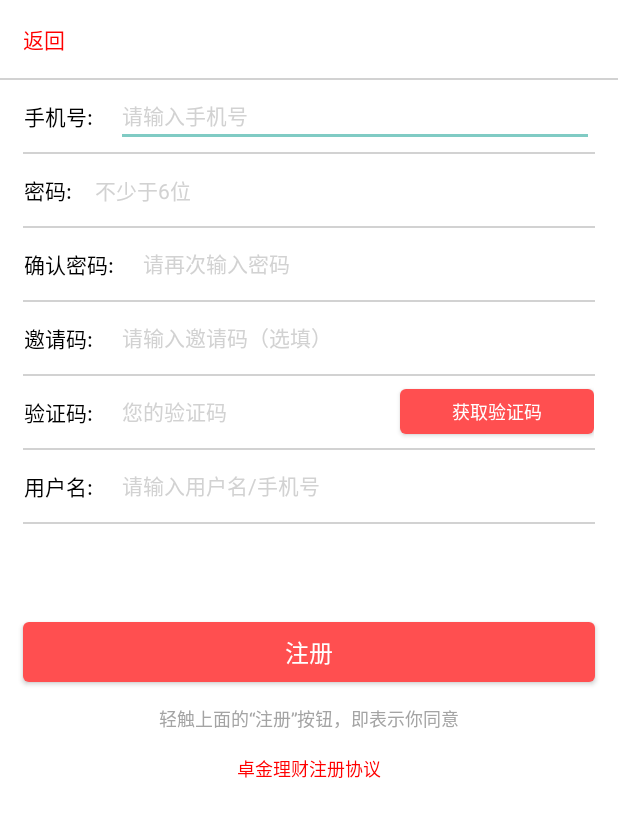
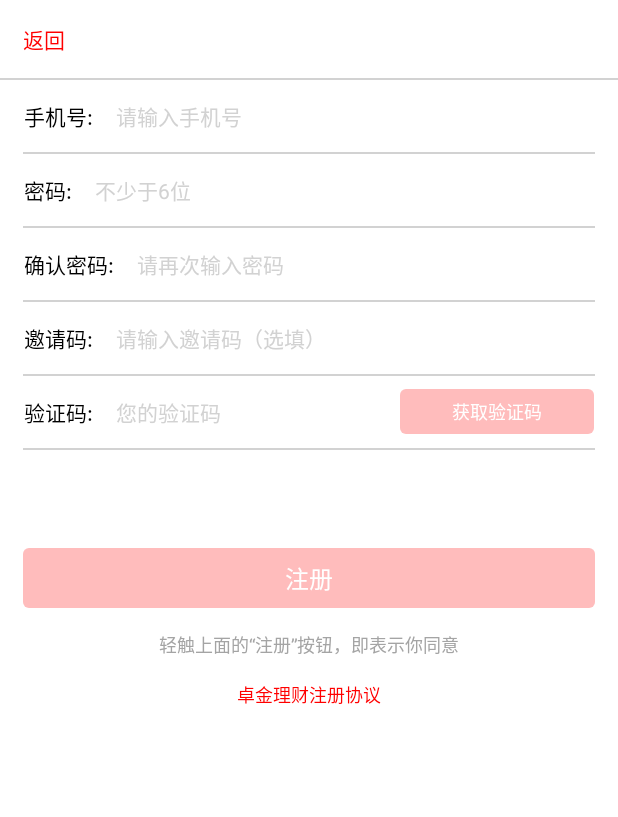
Before and after one commit to sunjingming/zjlc, an Android app: the Register screen opened directly, with no data from a screen before it, on a phone screen of 412 x 824 dp. Shown: the top 817 px of the screen. Run offline under Robolectric (Android 15) with nearby library versions, the phone set to English and light mode, and no system bars; our stand-ins replace CircleImageView; network calls fail.

Commit message:
注册界面初始布局

```diff
--- a/app/src/main/AndroidManifest.xml
+++ b/app/src/main/AndroidManifest.xml
@@ -16,12 +16,19 @@
         android:label="@string/app_name"
         android:supportsRtl="true"
         android:theme="@style/Theme.AppCompat.NoActionBar">
-        <activity android:name=".MainActivity" />
-        <activity android:name=".activity.SplashActivity">
+        <activity android:name=".MainActivity" >
+
             <intent-filter>
                 <action android:name="android.intent.action.MAIN" />
 
                 <category android:name="android.intent.category.LAUNCHER" />
+            </intent-filter>
+        </activity>
+        <activity android:name=".activity.SplashActivity">
+            <intent-filter>
+                <action android:name="android.intent.action.VIEW" />
+
+                <category android:name="android.intent.category.DEFAULT" />
             </intent-filter>
         </activity>
         <activity android:name=".activity.GuideActivity" />
--- a/app/src/main/java/com/example/administrator/zjlc/login/Register.java
+++ b/app/src/main/java/com/example/administrator/zjlc/login/Register.java
@@ -1,15 +1,88 @@
 package com.example.administrator.zjlc.login;
 
+import android.os.Bundle;
 import android.support.v7.app.AppCompatActivity;
-import android.os.Bundle;
+import android.text.Editable;
+import android.text.TextWatcher;
+import android.view.View;
+import android.widget.Button;
+import android.widget.EditText;
+import android.widget.LinearLayout;
+import android.widget.TextView;
 
 import com.example.administrator.zjlc.R;
 
-public class Register extends AppCompatActivity {
+import org.xutils.http.RequestParams;
+
+public class Register extends AppCompatActivity implements View.OnClickListener {
+
+    private TextView register_back;
+    private EditText register_phone;
+    private EditText register_password;
+    private EditText register_pwd_check;
+    private EditText register_code;
+    private Button register_get_code;
+    private Button register;
+    private TextView register_agreement;
+    private LinearLayout activity_register;
 
     @Override
     protected void onCreate(Bundle savedInstanceState) {
         super.onCreate(savedInstanceState);
         setContentView(R.layout.activity_register);
+        initView();
+        register_get_code.setOnClickListener(this);
+        register.setOnClickListener(this);
+
+        register_phone.addTextChangedListener(textWatcher);
     }
+
+    private void initView() {
+        register_back = (TextView) findViewById(R.id.register_back);
+        register_phone = (EditText) findViewById(R.id.register_phone);
+        register_password = (EditText) findViewById(R.id.register_password);
+        register_pwd_check = (EditText) findViewById(R.id.register_pwd_check);
+        register_code = (EditText) findViewById(R.id.register_code);
+        register_get_code = (Button) findViewById(R.id.register_get_code);
+        register = (Button) findViewById(R.id.register);
+        register_agreement = (TextView) findViewById(R.id.register_agreement);
+        activity_register = (LinearLayout) findViewById(R.id.activity_register);
+
+
+    }
+
+    @Override
+    public void onClick(View v) {
+        switch (v.getId()) {
+            case R.id.register_get_code:
+                RequestParams params = new RequestParams("");
+
+                break;
+            case R.id.register:
+
+                break;
+        }
+    }
+
+    private TextWatcher textWatcher = new TextWatcher() {
+        @Override
+        public void beforeTextChanged(CharSequence s, int start, int count, int after) {
+
+        }
+
+        @Override
+        public void onTextChanged(CharSequence s, int start, int before, int count) {
+
+        }
+
+        @Override
+        public void afterTextChanged(Editable s) {
+            if (register_phone.getText().toString().length()==11){
+                register_get_code.setEnabled(true);
+            }else {
+                register_get_code.setEnabled(false);
+            }
+        }
+    };
+
 }
--- a/app/src/main/res/layout/activity_register.xml
+++ b/app/src/main/res/layout/activity_register.xml
@@ -4,24 +4,24 @@
     android:id="@+id/activity_register"
     android:layout_width="match_parent"
     android:layout_height="match_parent"
+    android:background="@color/white"
     android:orientation="vertical"
-    android:background="@color/white"
     tools:context="com.example.administrator.zjlc.login.Register">
 
     <TextView
         android:id="@+id/register_back"
         android:layout_width="wrap_content"
         android:layout_height="wrap_content"
+        android:layout_marginLeft="@dimen/m8"
+        android:layout_marginTop="@dimen/m8"
         android:text="返回"
+        android:textColor="@color/red" />
+
+    <View xmlns:android="http://schemas.android.com/apk/res/android"
+        android:layout_width="match_parent"
+        android:layout_height="1dp"
         android:layout_marginTop="@dimen/m8"
-        android:layout_marginLeft="@dimen/m8"
-        android:textColor="@color/red"/>
-    <View
-        android:background="@color/gray8"
-        xmlns:android="http://schemas.android.com/apk/res/android"
-        android:layout_width="match_parent"
-        android:layout_marginTop="@dimen/m8"
-        android:layout_height="1dp"/>
+        android:background="@color/gray8" />
 
 
     <LinearLayout
@@ -32,6 +32,7 @@
         <TextView
             android:layout_width="wrap_content"
             android:layout_height="wrap_content"
+            android:maxLength="11"
             android:text="手机号:"
             android:textColor="@color/black" />
 
@@ -40,14 +41,18 @@
             android:layout_width="match_parent"
             android:layout_height="wrap_content"
             android:layout_marginLeft="@dimen/m8"
+            android:background="@color/white"
             android:gravity="start"
             android:hint="请输入手机号"
+            android:maxLength="11"
             android:inputType="number"
             android:textColor="@color/gray18"
             android:textColorHint="@color/gray8"
             android:textSize="14dp" />
     </LinearLayout>
+
     <include layout="@layout/split_h1_m8" />
+
     <LinearLayout
         style="@style/TextStyle"
         android:gravity="center_vertical"
@@ -72,7 +77,9 @@
             android:textColorHint="@color/gray8"
             android:textSize="14dp" />
     </LinearLayout>
+
     <include layout="@layout/split_h1_m8" />
+
     <LinearLayout
         style="@style/TextStyle"
         android:gravity="center_vertical"
@@ -85,9 +92,11 @@
             android:textColor="@color/black" />
 
         <EditText
+            android:id="@+id/register_pwd_check"
             android:layout_width="match_parent"
             android:layout_height="wrap_content"
             android:layout_marginLeft="@dimen/m8"
+            android:background="@color/white"
             android:gravity="start"
             android:hint="请再次输入密码"
             android:inputType="textPassword"
@@ -95,7 +104,9 @@
             android:textColorHint="@color/gray8"
             android:textSize="14dp" />
     </LinearLayout>
+
     <include layout="@layout/split_h1_m8" />
+
     <LinearLayout
         style="@style/TextStyle"
         android:gravity="center_vertical"
@@ -111,6 +122,7 @@
             android:layout_width="match_parent"
             android:layout_height="wrap_content"
             android:layout_marginLeft="@dimen/m8"
+            android:background="@color/white"
             android:gravity="start"
             android:hint="请输入邀请码（选填）"
             android:inputType="number"
@@ -118,7 +130,9 @@
             android:textColorHint="@color/gray8"
             android:textSize="14dp" />
     </LinearLayout>
+
     <include layout="@layout/split_h1_m8" />
+
     <LinearLayout
         style="@style/TextStyle"
         android:gravity="center_vertical"
@@ -131,9 +145,11 @@
             android:textColor="@color/black" />
 
         <EditText
+            android:id="@+id/register_code"
             android:layout_width="189dp"
             android:layout_height="wrap_content"
             android:layout_marginLeft="@dimen/m8"
+            android:background="@color/white"
             android:gravity="start"
             android:hint="您的验证码"
             android:inputType="number"
@@ -142,60 +158,42 @@
             android:textSize="14dp" />
 
         <Button
+            android:id="@+id/register_get_code"
             style="@style/SubmitButtonStyle"
             android:layout_height="30dp"
+            android:enabled="false"
             android:text="获取验证码"
-            android:textSize="12sp"
-            />
+            android:textSize="12sp" />
     </LinearLayout>
-    <include layout="@layout/split_h1_m8" />
-    <LinearLayout
-        style="@style/TextStyle"
-        android:gravity="center_vertical"
-        android:orientation="horizontal">
 
-        <TextView
-            android:layout_width="wrap_content"
-            android:layout_height="wrap_content"
-            android:text="用户名:"
-            android:textColor="@color/black" />
-
-        <EditText
-            android:layout_width="match_parent"
-            android:layout_height="wrap_content"
-            android:layout_marginLeft="@dimen/m8"
-            android:gravity="start"
-            android:hint="请输入用户名/手机号"
-            android:inputType="number"
-            android:textColor="@color/gray18"
-            android:textColorHint="@color/gray8"
-            android:textSize="14dp" />
-    </LinearLayout>
     <include layout="@layout/split_h1_m8" />
 
+
     <Button
+        android:id="@+id/register"
         style="@style/SubmitButtonStyle"
-        android:text="注册"
-        android:layout_marginTop="@dimen/m65"
         android:layout_marginLeft="@dimen/m8"
         android:layout_marginRight="@dimen/m8"
-        />
+        android:layout_marginTop="@dimen/m65"
+        android:enabled="false"
+        android:text="注册" />
 
     <TextView
         android:layout_width="wrap_content"
         android:layout_height="wrap_content"
-        android:text="轻触上面的“注册”按钮，即表示你同意"
         android:layout_gravity="center_horizontal"
         android:layout_marginTop="@dimen/m8"
-        android:textSize="12sp"
-        android:textColor="@color/gray15"/>
+        android:text="轻触上面的“注册”按钮，即表示你同意"
+        android:textColor="@color/gray15"
+        android:textSize="12sp" />
 
     <TextView
+        android:id="@+id/register_agreement"
         android:layout_width="wrap_content"
         android:layout_height="wrap_content"
-        android:text="卓金理财注册协议"
         android:layout_gravity="center_horizontal"
         android:layout_marginTop="@dimen/m8"
-        android:textSize="12sp"
-        android:textColor="@color/red"/>
+        android:text="卓金理财注册协议"
+        android:textColor="@color/red"
+        android:textSize="12sp" />
 </LinearLayout>
```
